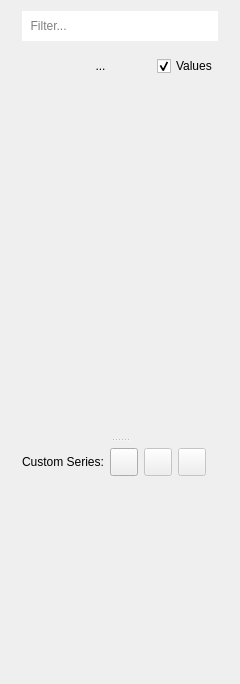
The window that plotjuggler_app/curvelist_panel.ui (simonsag96/PlotJuggler) describes before a commit, drawn with Qt 5.
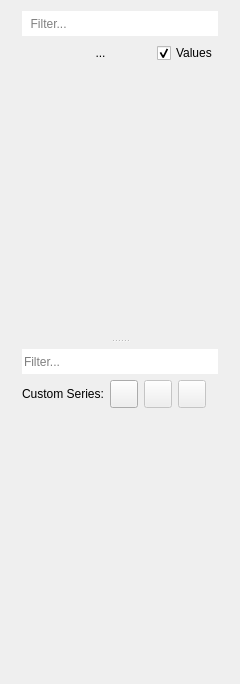
The same window after the commit.

Commit message: add new filter for custom series

Patch:
```diff
--- a/plotjuggler_app/curvelist_panel.ui
+++ b/plotjuggler_app/curvelist_panel.ui
@@ -64,8 +64,8 @@
            <widget class="QLineEdit" name="lineEditFilter">
             <property name="minimumSize">
              <size>
-              <width>100</width>
-              <height>30</height>
+              <width>0</width>
+              <height>25</height>
              </size>
             </property>
             <property name="maximumSize">
@@ -100,7 +100,7 @@
           <item>
            <layout class="QHBoxLayout" name="horizontalLayout_3" stretch="0,1,0">
             <property name="topMargin">
-             <number>8</number>
+             <number>0</number>
             </property>
             <property name="bottomMargin">
              <number>8</number>
@@ -173,12 +173,37 @@
          </layout>
         </widget>
         <widget class="QWidget" name="layoutWidget1">
-         <layout class="QVBoxLayout" name="verticalLayoutBottom" stretch="0,1">
+         <layout class="QVBoxLayout" name="verticalLayoutBottom" stretch="0,0,1">
           <property name="topMargin">
            <number>6</number>
           </property>
           <item>
-           <layout class="QHBoxLayout" name="horizontalLayout_2" stretch="0,0,0,1">
+           <widget class="QLineEdit" name="lineEditCustomFilter">
+            <property name="minimumSize">
+             <size>
+              <width>0</width>
+              <height>25</height>
+             </size>
+            </property>
+            <property name="toolTip">
+             <string>&lt;html&gt;&lt;head/&gt;&lt;body&gt;&lt;p&gt;Search box to Custom Series&lt;/p&gt;&lt;/body&gt;&lt;/html&gt;</string>
+            </property>
+            <property name="inputMask">
+             <string notr="true"/>
+            </property>
+            <property name="frame">
+             <bool>false</bool>
+            </property>
+            <property name="placeholderText">
+             <string>Filter...</string>
+            </property>
+            <property name="clearButtonEnabled">
+             <bool>true</bool>
+            </property>
+           </widget>
+          </item>
+          <item>
+           <layout class="QHBoxLayout" name="horizontalLayout_2" stretch="0,0,0,1,0">
             <property name="leftMargin">
              <number>0</number>
             </property>
```
Left out of the diff: 2 changed lines with no effect on the pictures. The commit also changes 4 other files.
